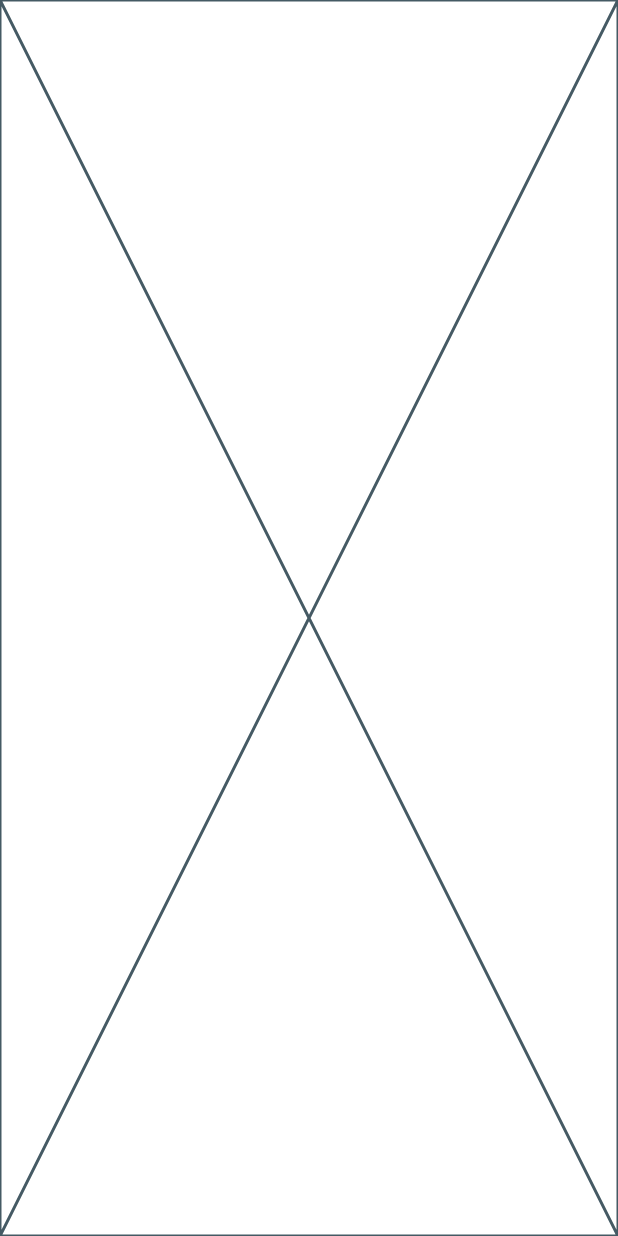
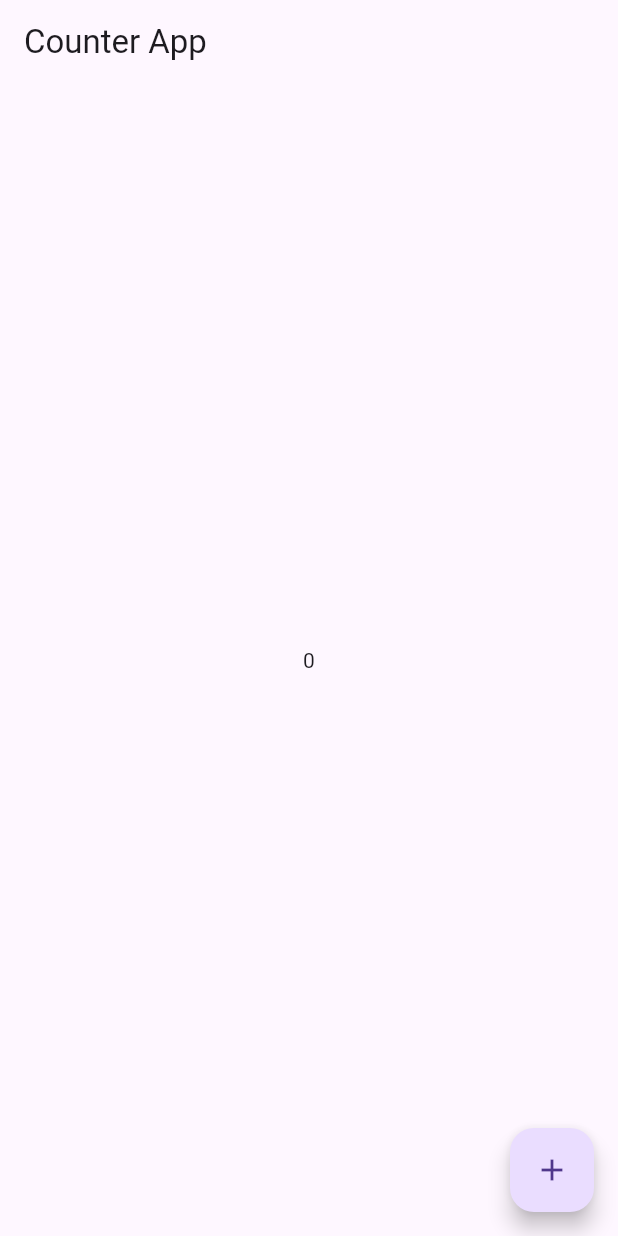
Before and after one commit to CodewithAnn/flutter-learning-provider, a Flutter app: the screen it shows after launch, on a phone screen of 412 x 824 dp. Run offline on Flutter 3.47's test engine with Material 3 defaults, Android fonts, the phone set to English and light mode, and no system bars.

Commit message:
setup counter app
    - 1. in app.dart return the ChangeNotifiyerProvider for create global context
          1.1 => its required create parameter and child return the MaterialApp
    - 2. counter_provider use to manage single Provider
    - 3. Counter app ready to create now

```diff
--- /dev/null
+++ b/flutter_provider/lib/Provider/counter_provider.dart
@@ -0,0 +1,5 @@
+import 'package:flutter/material.dart';
+
+class CounterProvider with ChangeNotifier{
+
+}
--- /dev/null
+++ b/flutter_provider/lib/Screens/counter-App/counterApp.dart
@@ -0,0 +1,26 @@
+import 'package:flutter/material.dart';
+
+class CounterApp extends StatefulWidget {
+  const CounterApp({super.key});
+
+  @override
+  State<CounterApp> createState() => _CounterAppState();
+}
+
+class _CounterAppState extends State<CounterApp> {
+  @override
+  Widget build(BuildContext context) {
+    return Scaffold(
+      appBar: AppBar(
+        title: Text("Counter App"),
+      ),
+      body: Center(
+        child: Text("0"),
+      ),
+      floatingActionButton: FloatingActionButton(
+        onPressed: () {},
+        child: Icon(Icons.add),
+      ),
+    );
+  }
+}
--- a/flutter_provider/lib/app.dart
+++ b/flutter_provider/lib/app.dart
@@ -1,10 +1,18 @@
 import 'package:flutter/material.dart';
+import 'package:flutter_provider/Provider/counter_provider.dart';
+import 'package:flutter_provider/Screens/counter-App/counterApp.dart';
+import 'package:provider/provider.dart';
 
 class MyApp extends StatelessWidget {
   const MyApp({super.key});
 
   @override
   Widget build(BuildContext context) {
-    return const Placeholder();
+    return ChangeNotifierProvider(
+      create: (context) => CounterProvider(),
+      child: MaterialApp(
+        home: CounterApp(),
+      ),
+    );
   }
 }
```
